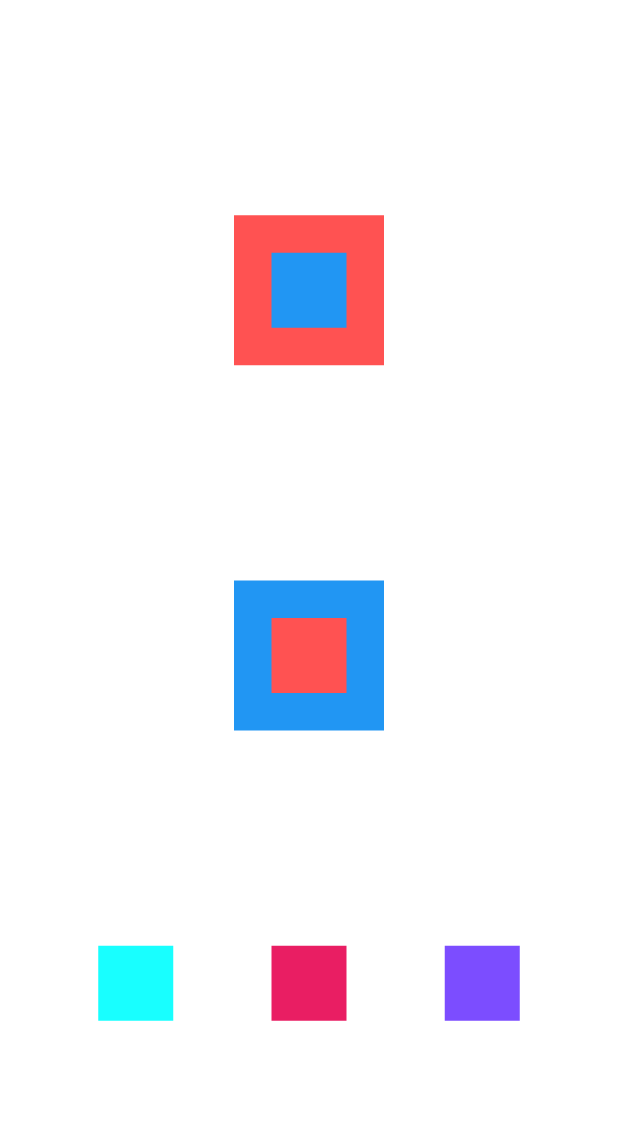
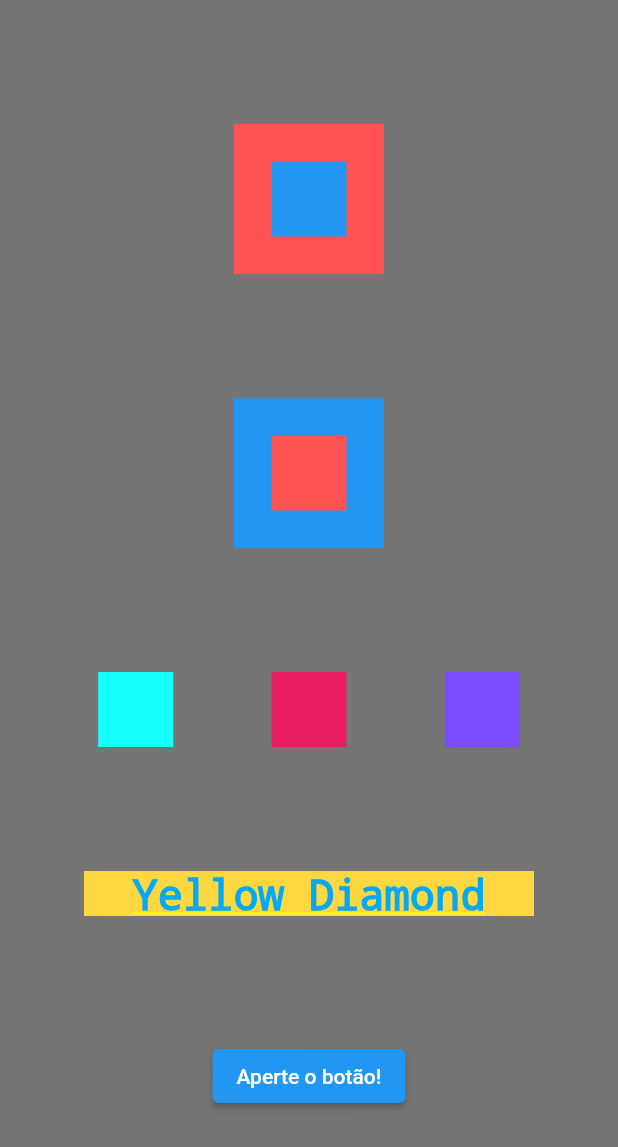
Before and after one commit to Rafaalex21/Task-manager-flutter, a Flutter app: the screen it shows after launch, on a phone screen of 412 x 824 dp. Shown: the top 1147 px of the screen. Run offline on Flutter 3.47's test engine with Material 2 defaults, Android fonts, the light colour scheme and no system bars.

Commit message:
fourth commit

```diff
--- a/lib/main.dart
+++ b/lib/main.dart
@@ -14,13 +14,16 @@ class MyApp extends StatelessWidget {
       theme: ThemeData(
         primarySwatch: Colors.blue,
       ),
-      home: Column(
+      home: Container(
+        color: Colors.black54,
+        child: Column(
           mainAxisAlignment: MainAxisAlignment.spaceEvenly,
           crossAxisAlignment: CrossAxisAlignment.center,
           children: [
             Stack(
               alignment: AlignmentDirectional.center,
-            children: [Container(
+              children: [
+                Container(
                   color: Colors.redAccent,
                   width: 100,
                   height: 100,
@@ -29,11 +32,13 @@ class MyApp extends StatelessWidget {
                   color: Colors.blue,
                   width: 50,
                   height: 50,
-              ),],
+                ),
+              ],
             ),
             Stack(
               alignment: AlignmentDirectional.center,
-            children: [Container(
+              children: [
+                Container(
                   color: Colors.blue,
                   width: 100,
                   height: 100,
@@ -42,18 +47,51 @@ class MyApp extends StatelessWidget {
                   color: Colors.redAccent,
                   width: 50,
                   height: 50,
-              ),],
+                ),
+              ],
             ),
             Row(
               mainAxisAlignment: MainAxisAlignment.spaceEvenly,
               crossAxisAlignment: CrossAxisAlignment.center,
               children: [
-              Container(color: Colors.cyanAccent,height: 50,width: 50,),
-              Container(color: Colors.pink,height: 50,width: 50,),
-              Container(color: Colors.deepPurpleAccent,height: 50,width: 50,),
+                Container(
+                  color: Colors.cyanAccent,
+                  height: 50,
+                  width: 50,
+                ),
+                Container(
+                  color: Colors.pink,
+                  height: 50,
+                  width: 50,
+                ),
+                Container(
+                  color: Colors.deepPurpleAccent,
+                  height: 50,
+                  width: 50,
+                ),
               ],
+            ),
+            Container(
+              color: Colors.amberAccent,
+              height: 30,
+              width: 300,
+              child: Text(
+                'Yellow Diamond',
+                style: TextStyle(
+                  color: Colors.lightBlue,
+                  fontSize: 28,
+                ),
+                textAlign: TextAlign.center,
+              ),
+            ),
+            ElevatedButton(
+              onPressed: () {
+                print('voce apertou o botão');
+              },
+              child: Text('Aperte o botão!'),
             )
           ],
+        ),
       ),
     );
   }
```
Lines whose indentation alone changed are shown as unchanged.
